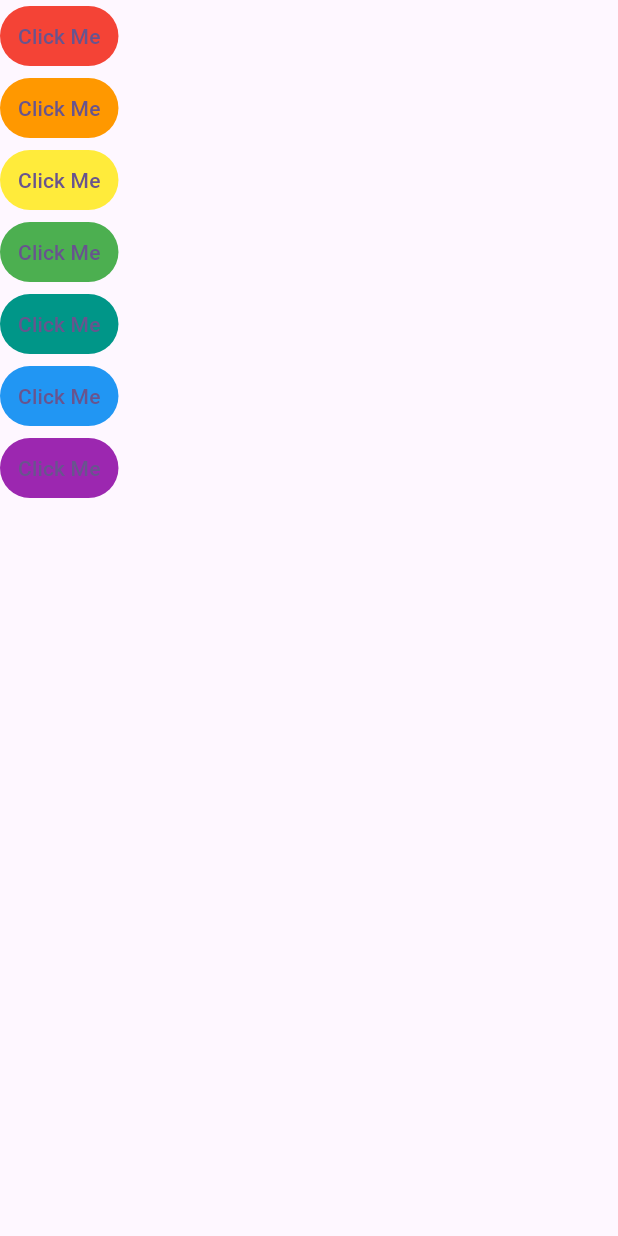
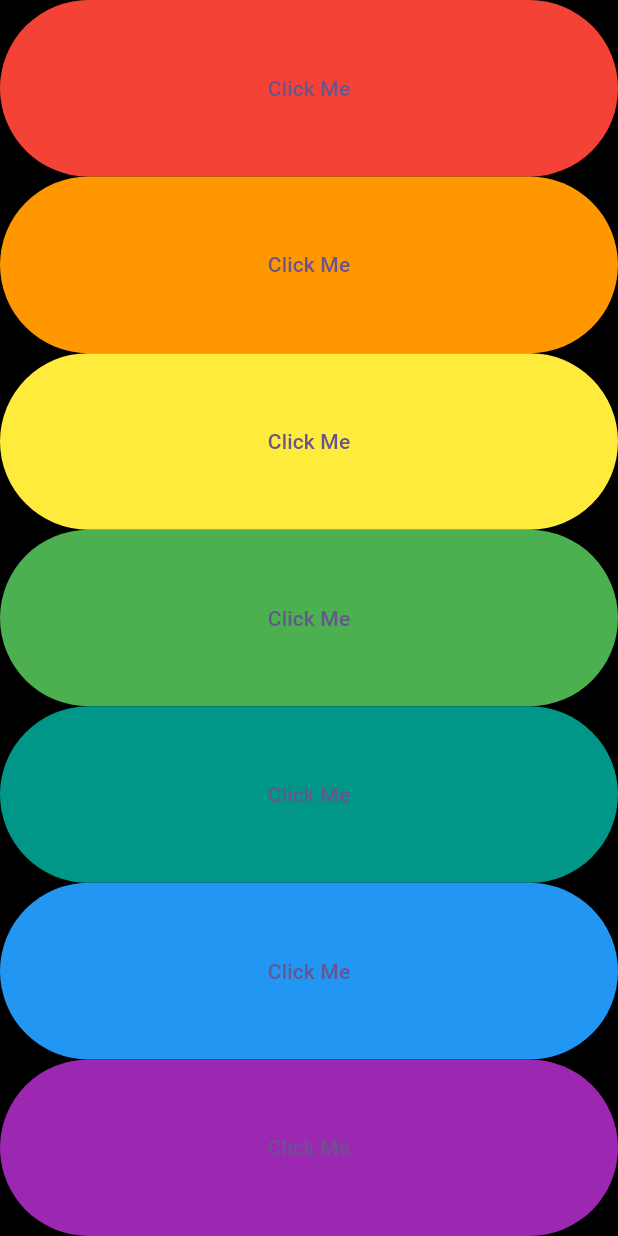
Before and after one commit to QAMARKAZMI/xplophone_flutter, a Flutter app: the screen it shows after launch, after a tap on "Click Me", on a phone screen of 412 x 824 dp. Run offline on Flutter 3.47's test engine with Material 3 defaults, Android fonts, the phone set to English and light mode, and no system bars; our stand-ins replace audioplayers.

Commit message:
Refactor key creation into a reusable method in XylophoneApp

```diff
--- a/lib/xylophone_app.dart
+++ b/lib/xylophone_app.dart
@@ -14,61 +14,33 @@
     player.play(AssetSource('note$soundNumber.wav'));
   }
 
+  Expanded buildKey({required Color color, required int soundNumber}) {
+    return Expanded(
+      child: TextButton(
+        style: TextButton.styleFrom(backgroundColor: color),
+        onPressed: () {
+          playSound(soundNumber);
+        },
+        child: Text("Click Me"),
+      ),
+    );
+  }
+
   @override
   Widget build(BuildContext context) {
     return Scaffold(
+      backgroundColor: Colors.black,
       body: SafeArea(
         child: Column(
+          crossAxisAlignment: CrossAxisAlignment.stretch,
           children: [
-            TextButton(
-              style: TextButton.styleFrom(backgroundColor: Colors.red),
-              onPressed: () {
-                playSound(1); // Ensure you have the audio file in assets
-              },
-              child: Text("Click Me"),
-            ),
-            TextButton(
-              style: TextButton.styleFrom(backgroundColor: Colors.orange),
-              onPressed: () {
-                playSound(2);
-              },
-              child: Text("Click Me"),
-            ),
-            TextButton(
-              style: TextButton.styleFrom(backgroundColor: Colors.yellow),
-              onPressed: () {
-                playSound(3);
-              },
-              child: Text("Click Me"),
-            ),
-            TextButton(
-              style: TextButton.styleFrom(backgroundColor: Colors.green),
-              onPressed: () {
-                playSound(4);
-              },
-              child: Text("Click Me"),
-            ),
-            TextButton(
-              style: TextButton.styleFrom(backgroundColor: Colors.teal),
-              onPressed: () {
-                playSound(5);
-              },
-              child: Text("Click Me"),
-            ),
-            TextButton(
-              style: TextButton.styleFrom(backgroundColor: Colors.blue),
-              onPressed: () {
-                playSound(6);
-              },
-              child: Text("Click Me"),
-            ),
-            TextButton(
-              style: TextButton.styleFrom(backgroundColor: Colors.purple),
-              onPressed: () {
-                playSound(7);
-              },
-              child: Text("Click Me"),
-            ),
+            buildKey(color: Colors.red, soundNumber: 1),
+            buildKey(color: Colors.orange, soundNumber: 2),
+            buildKey(color: Colors.yellow, soundNumber: 3),
+            buildKey(color: Colors.green, soundNumber: 4),
+            buildKey(color: Colors.teal, soundNumber: 5),
+            buildKey(color: Colors.blue, soundNumber: 6),
+            buildKey(color: Colors.purple, soundNumber: 7),
           ],
         ),
       ),
```
